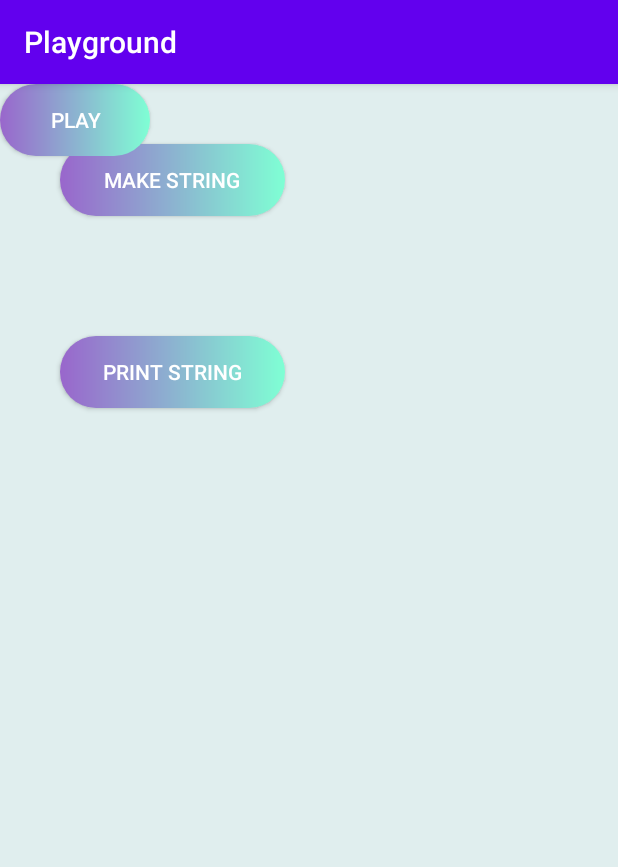
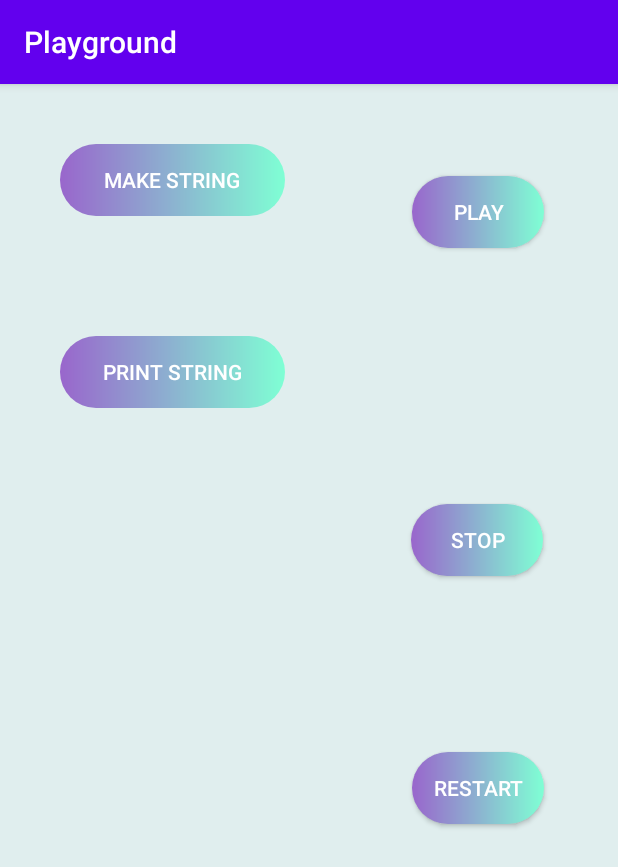
Before and after one commit to CS196Illinois/Group4-SP23, an Android app: the screen it shows after launch (MainActivity), on a phone screen of 412 x 824 dp. Shown: the top 867 px of the screen. Run offline under Robolectric (Android 15) with nearby library versions, the phone set to English and light mode, and no system bars.

Commit message:
Implemented the play, stop, restart buttons -- TO DO: implement create note and other buttons

```diff
--- a/Playground/app/src/main/java/com/example/playground/MainActivity.java
+++ b/Playground/app/src/main/java/com/example/playground/MainActivity.java
@@ -6,10 +6,13 @@ import android.support.v7.app.AppCompatActivity;
 import android.os.Bundle;
 import android.view.MotionEvent;
 import android.view.View;
+import android.view.ViewGroup;
 import android.widget.Button;
+import android.widget.CompoundButton;
 import android.widget.EditText;
 import android.widget.TextView;
 import android.widget.Toast;
+import android.widget.ToggleButton;
 
 public class MainActivity extends AppCompatActivity {
 
@@ -21,12 +24,50 @@ public class MainActivity extends AppCompatActivity {
         //buttons
         Button button1 = findViewById(R.id.MakeString);
         Button button2 = findViewById(R.id.Print);
-        Button button3 = findViewById(R.id.play);
+        Button play = findViewById(R.id.playbutton);
+        Button stop = findViewById(R.id.stopbutton);
+        Button restart = findViewById(R.id.restartbutton);
+
         //Variables
         final String[] text = new String[1];
         final int[] mLastX = new int[1];
         final int[] mLastY = new int[1];
 
+        //get initial position
+        ViewGroup.MarginLayoutParams params1 = (ViewGroup.MarginLayoutParams) button1.getLayoutParams();
+        ViewGroup.MarginLayoutParams params2 = (ViewGroup.MarginLayoutParams) button2.getLayoutParams();
+
+        // initial states
+        button1.setEnabled(false);
+        button2.setEnabled(false);
+
+
+        //handle case where restart is pressed and buttons comeback to their initial state and position
+        play.setOnClickListener(new View.OnClickListener() {
+            @Override
+            public void onClick(View v) {
+                button1.setEnabled(true);
+                button2.setEnabled(true);
+            }
+        });
+        stop.setOnClickListener(new View.OnClickListener() {
+            @Override
+            public void onClick(View v) {
+                button1.setEnabled(false);
+                button2.setEnabled(false);
+            }
+        });
+        restart.setOnClickListener(new View.OnClickListener() {
+            @Override
+            public void onClick(View v) {
+                button1.setEnabled(false);
+                button2.setEnabled(false);
+
+                button1.setLayoutParams(params1);
+                button2.setLayoutParams(params2);
+
+            }
+        });
         button1.setOnTouchListener(new View.OnTouchListener() {
             @Override
             public boolean onTouch(View view, MotionEvent motionEvent) {
@@ -129,13 +170,6 @@ public class MainActivity extends AppCompatActivity {
                         .show();
             }
         });
-        button3.setOnClickListener(new View.OnClickListener() {
-                                       @Override
-                                       public void onClick(View v) {
-
-                                       }
-                                   }
-        );
     }
 
 }
--- a/Playground/app/src/main/res/layout/activity_main.xml
+++ b/Playground/app/src/main/res/layout/activity_main.xml
@@ -14,9 +14,9 @@
         android:layout_marginStart="40dp"
         android:layout_marginTop="40dp"
         android:layout_marginBottom="36dp"
+        android:background="@drawable/custom_button"
         android:text="Make String"
         android:textColor="@color/white"
-        android:background="@drawable/custom_button"
         app:layout_constraintBottom_toTopOf="@+id/Print"
         app:layout_constraintStart_toStartOf="parent"
         app:layout_constraintTop_toTopOf="parent" />
@@ -34,13 +34,51 @@
         app:layout_constraintTop_toBottomOf="@+id/MakeString" />
 
     <Button
-        android:id="@+id/play"
-        android:layout_width="100dp"
+        android:id="@+id/playbutton"
+        android:layout_width="wrap_content"
         android:layout_height="wrap_content"
+        android:layout_marginStart="84dp"
+        android:layout_marginTop="170dp"
+        android:layout_marginEnd="49dp"
+        android:layout_marginBottom="85dp"
+        android:background="@drawable/custom_button"
         android:text="Play"
         android:textColor="@color/white"
+        app:layout_constraintBottom_toTopOf="@+id/stopbutton"
+        app:layout_constraintEnd_toEndOf="parent"
+        app:layout_constraintStart_toEndOf="@+id/MakeString"
+        app:layout_constraintTop_toTopOf="parent" />
+
+    <Button
+        android:id="@+id/stopbutton"
+        android:layout_width="wrap_content"
+        android:layout_height="wrap_content"
+        android:layout_marginStart="84dp"
+        android:layout_marginTop="85dp"
+        android:layout_marginEnd="50dp"
+        android:layout_marginBottom="80dp"
         android:background="@drawable/custom_button"
-        tools:layout_editor_absoluteX="254dp"
-        tools:layout_editor_absoluteY="38dp" />
+        android:text="Stop"
+        android:textColor="@color/white"
+        app:layout_constraintBottom_toTopOf="@+id/restartbutton"
+        app:layout_constraintEnd_toEndOf="parent"
+        app:layout_constraintStart_toEndOf="@+id/Print"
+        app:layout_constraintTop_toBottomOf="@+id/playbutton" />
+
+    <Button
+        android:id="@+id/restartbutton"
+        android:layout_width="wrap_content"
+        android:layout_height="wrap_content"
+        android:layout_marginStart="274dp"
+        android:layout_marginTop="37dp"
+        android:layout_marginEnd="49dp"
+        android:layout_marginBottom="384dp"
+        android:background="@drawable/custom_button"
+        android:text="Restart"
+        android:textColor="@color/white"
+        app:layout_constraintBottom_toBottomOf="parent"
+        app:layout_constraintEnd_toEndOf="parent"
+        app:layout_constraintStart_toStartOf="parent"
+        app:layout_constraintTop_toBottomOf="@+id/stopbutton" />
 
 </android.support.constraint.ConstraintLayout>
```
Also changed, not shown: Playground/app/src/main/java/com/example/playground/Point.java (added).
